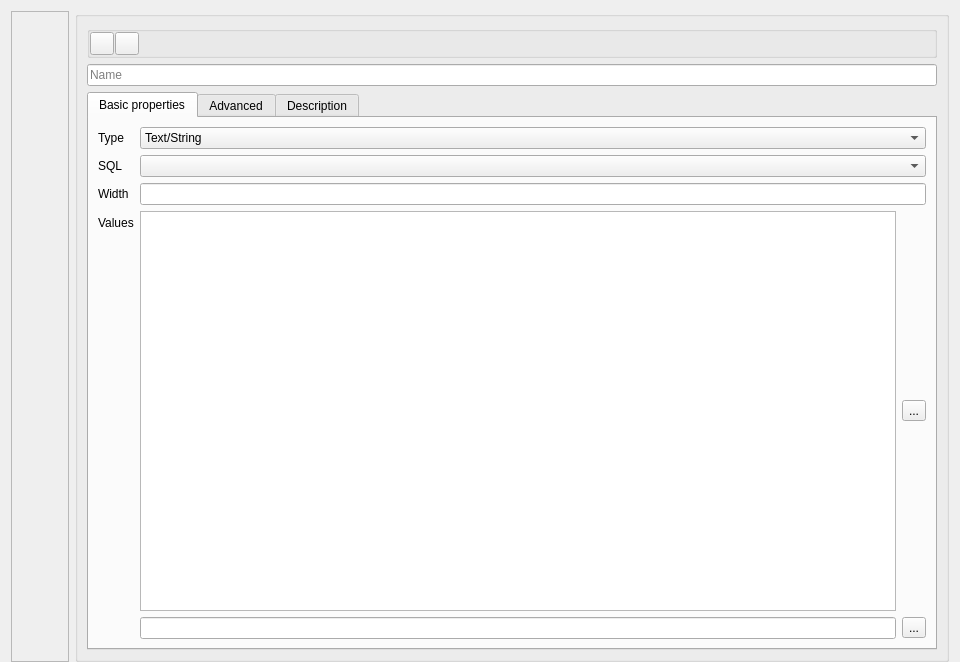
Before: the Qt Designer form src/gui/NewDataTypeForm.ui in fritzone/ddm, drawn with Qt 5.
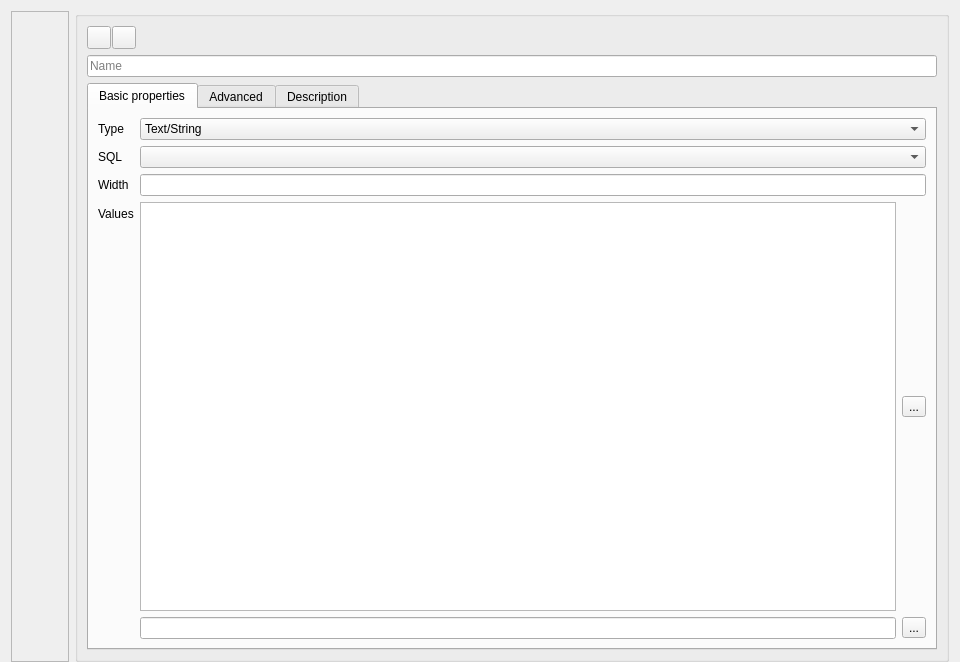
After: the same form once the commit is applied. Icons and pictures are not drawn.

What changed in the file:
```diff
--- a/src/gui/NewDataTypeForm.ui
+++ b/src/gui/NewDataTypeForm.ui
@@ -118,13 +118,7 @@
      </property>
      <layout class="QVBoxLayout" name="verticalLayout_2">
       <item>
-       <widget class="QGroupBox" name="groupBox">
-        <property name="title">
-         <string/>
-        </property>
-        <property name="flat">
-         <bool>true</bool>
-        </property>
+       <widget class="QWidget" name="widget" native="true">
         <layout class="QHBoxLayout" name="horizontalLayout">
          <property name="spacing">
           <number>1</number>
```
Left out of the diff: 34 changed lines with no effect on the pictures.
